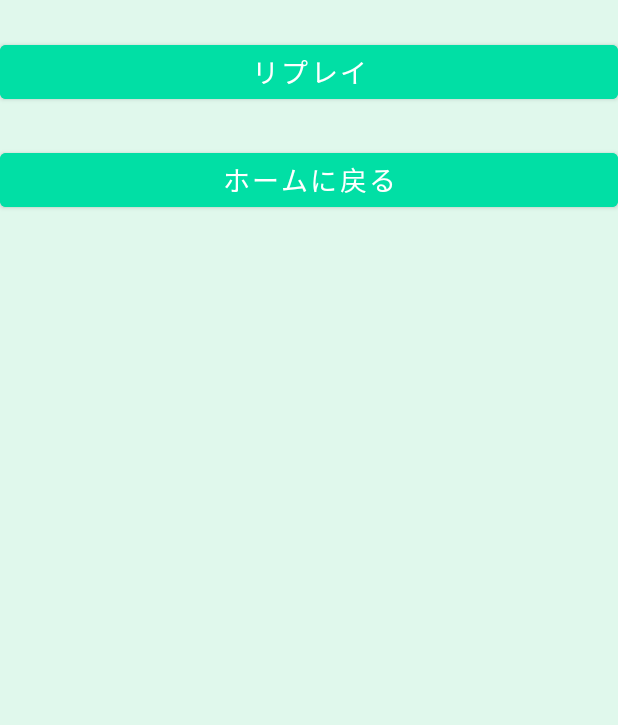
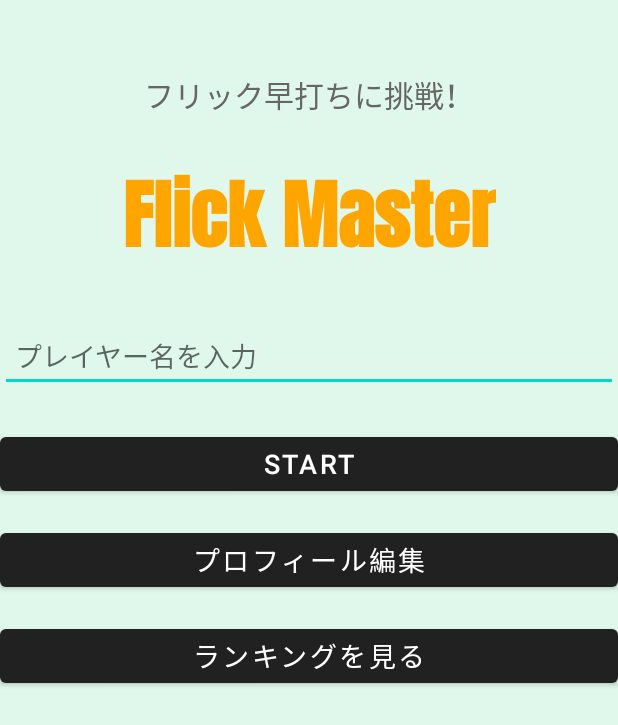
Before and after one commit to Byblis/FlickMaster, an Android app: the layout activity_ranking.xml on its own in the app's theme, with its tools: preview values and no code run, on a phone screen of 412 x 824 dp. Shown: the top 725 px of the screen. Run offline under Robolectric (Android 15) with nearby library versions, the phone set to English and light mode, and no system bars.

Commit message:
ランキング画面の変更をコミット

```diff
--- a/app/src/main/res/layout/activity_ranking.xml
+++ b/app/src/main/res/layout/activity_ranking.xml
@@ -2,59 +2,104 @@
     xmlns:android="http://schemas.android.com/apk/res/android"
     xmlns:app="http://schemas.android.com/apk/res-auto"
     xmlns:tools="http://schemas.android.com/tools"
+    android:id="@+id/main"
     android:layout_width="match_parent"
     android:layout_height="match_parent"
-    tools:context=".RankingActivity">
+    tools:context=".MainActivity">
 
-    <!-- 🔥 ランキングタイトル -->
+    <!-- ⭐ 説明テキスト -->
     <TextView
-        android:id="@+id/rankingTitle"
+        android:id="@+id/textView"
         android:layout_width="wrap_content"
         android:layout_height="wrap_content"
-        android:text="🏆 ランキング 🏆"
-        android:textSize="24sp"
+        android:text="フリック早打ちに挑戦！"
+        android:textSize="20sp"
+        android:textColor="#666666"
+        app:layout_constraintBottom_toTopOf="@id/titleTextView"
+        app:layout_constraintEnd_toEndOf="parent"
+        app:layout_constraintStart_toStartOf="parent"
+        app:layout_constraintTop_toTopOf="parent"
+        android:layout_marginTop="48dp"/>
+
+    <!-- ⭐ タイトル -->
+    <TextView
+        android:id="@+id/titleTextView"
+        android:layout_width="wrap_content"
+        android:layout_height="wrap_content"
+        android:fontFamily="@font/anton_regular"
+        android:gravity="center"
+        android:text="Flick Master"
+        android:textColor="#FFA500"
+        android:textSize="50sp"
         android:textStyle="bold"
-        app:layout_constraintTop_toTopOf="parent"
+        app:layout_constraintTop_toBottomOf="@id/textView"
+        app:layout_constraintEnd_toEndOf="parent"
+        app:layout_constraintStart_toStartOf="parent"
+        android:layout_marginTop="16dp"/>
+
+    <!-- ✅ プレイヤー名入力欄 -->
+    <EditText
+        android:id="@+id/playerNameEditText"
+        android:layout_width="match_parent"
+        android:layout_height="48dp"
+        android:hint="プレイヤー名を入力"
+        android:textSize="18sp"
+        android:padding="10dp"
+        app:layout_constraintTop_toBottomOf="@id/titleTextView"
         app:layout_constraintStart_toStartOf="parent"
         app:layout_constraintEnd_toEndOf="parent"
-        android:layout_marginTop="24dp"/>
+        android:layout_marginTop="32dp"/>
 
-    <!-- 🔥 ランキングリスト（RecyclerView）-->
-    <androidx.recyclerview.widget.RecyclerView
-        android:id="@+id/rankingRecyclerView"
+    <!-- ✅ ボタンの統一 -->
+    <com.google.android.material.button.MaterialButton
+        android:id="@+id/startButton"
+        style="@style/Widget.MaterialComponents.Button"
         android:layout_width="match_parent"
-        android:layout_height="0dp"
-        app:layout_constraintTop_toBottomOf="@id/rankingTitle"
+        android:layout_height="48dp"
+        android:text="START"
+        android:gravity="center"
+        android:textAlignment="center"
+        android:textSize="18sp"
+        android:paddingTop="0dp"
+        android:paddingBottom="0dp"
+        android:minHeight="0dp"
+        android:layout_marginTop="24dp"
+        app:layout_constraintEnd_toEndOf="parent"
         app:layout_constraintStart_toStartOf="parent"
+        app:layout_constraintTop_toBottomOf="@id/playerNameEditText"/>
+
+    <com.google.android.material.button.MaterialButton
+        android:id="@+id/profileButton"
+        style="@style/Widget.MaterialComponents.Button"
+        android:layout_width="match_parent"
+        android:layout_height="48dp"
+        android:text="プロフィール編集"
+        android:gravity="center"
+        android:textAlignment="center"
+        android:textSize="18sp"
+        android:paddingTop="0dp"
+        android:paddingBottom="0dp"
+        android:minHeight="0dp"
+        android:layout_marginTop="16dp"
         app:layout_constraintEnd_toEndOf="parent"
-        app:layout_constraintBottom_toTopOf="@id/replayButton"
-        android:padding="16dp"/>
+        app:layout_constraintStart_toStartOf="parent"
+        app:layout_constraintTop_toBottomOf="@id/startButton"/>
 
-    <!-- 🔥 リプレイボタン -->
-    <Button
-        android:id="@+id/replayButton"
+    <com.google.android.material.button.MaterialButton
+        android:id="@+id/rankingButton"
+        style="@style/Widget.MaterialComponents.Button"
         android:layout_width="match_parent"
-        android:layout_height="wrap_content"
-        android:text="リプレイ"
+        android:layout_height="48dp"
+        android:text="ランキングを見る"
+        android:gravity="center"
+        android:textAlignment="center"
         android:textSize="18sp"
-        android:backgroundTint="@color/replay_button_color"
-        android:textColor="@android:color/white"
-        app:layout_constraintTop_toBottomOf="@id/rankingRecyclerView"
+        android:paddingTop="0dp"
+        android:paddingBottom="0dp"
+        android:minHeight="0dp"
+        android:layout_marginTop="16dp"
+        app:layout_constraintEnd_toEndOf="parent"
         app:layout_constraintStart_toStartOf="parent"
-        app:layout_constraintEnd_toEndOf="parent"
-        android:layout_marginTop="24dp" />
+        app:layout_constraintTop_toBottomOf="@id/profileButton"/>
 
-    <!-- 🔥 ホームに戻るボタン -->
-    <Button
-        android:id="@+id/homeButton"
-        android:layout_width="match_parent"
-        android:layout_height="wrap_content"
-        android:text="ホームに戻る"
-        android:textSize="18sp"
-        android:backgroundTint="@color/button_color"
-        android:textColor="@android:color/white"
-        app:layout_constraintTop_toBottomOf="@id/replayButton"
-        app:layout_constraintStart_toStartOf="parent"
-        app:layout_constraintEnd_toEndOf="parent"
-        android:layout_marginTop="24dp" />
 </androidx.constraintlayout.widget.ConstraintLayout>
```
